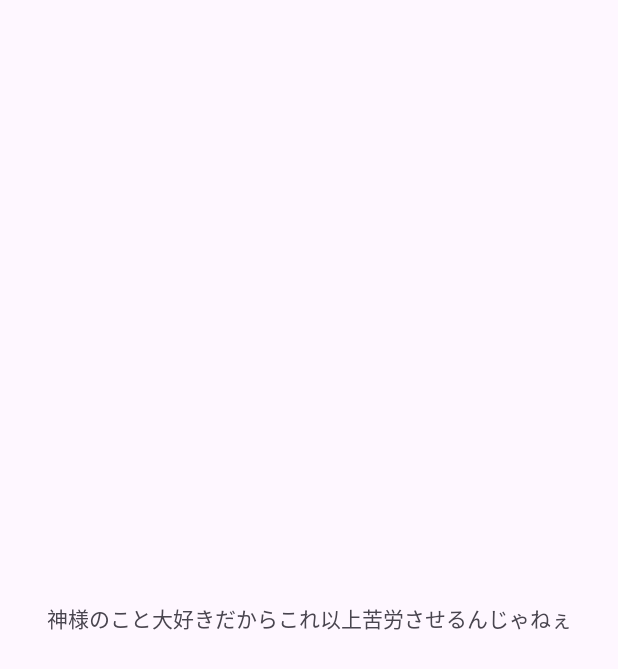
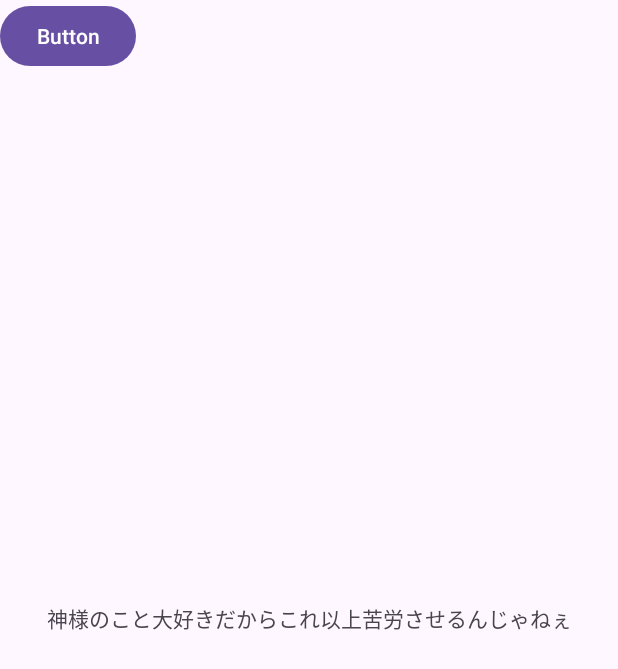
Before and after one commit to HamSharua/Android, an Android app: the screen it shows after launch (MainActivity), on a phone screen of 412 x 824 dp. Shown: the top 669 px of the screen. Run offline under Robolectric (Android 15) with nearby library versions, the phone set to English and light mode, and no system bars.

Commit message:
ファイナルどんぐりアタック

```diff
--- a/app/src/main/res/layout/activity_main.xml
+++ b/app/src/main/res/layout/activity_main.xml
@@ -16,4 +16,13 @@
         app:layout_constraintStart_toStartOf="parent"
         app:layout_constraintTop_toTopOf="parent" />
 
+    <Button
+        android:id="@+id/button"
+        android:layout_width="wrap_content"
+        android:layout_height="wrap_content"
+        android:text="Button"
+        tools:layout_editor_absoluteX="55dp"
+        tools:layout_editor_absoluteY="182dp"
+        tools:text="ブリリアントなどんぐり" />
+
 </androidx.constraintlayout.widget.ConstraintLayout>
```
